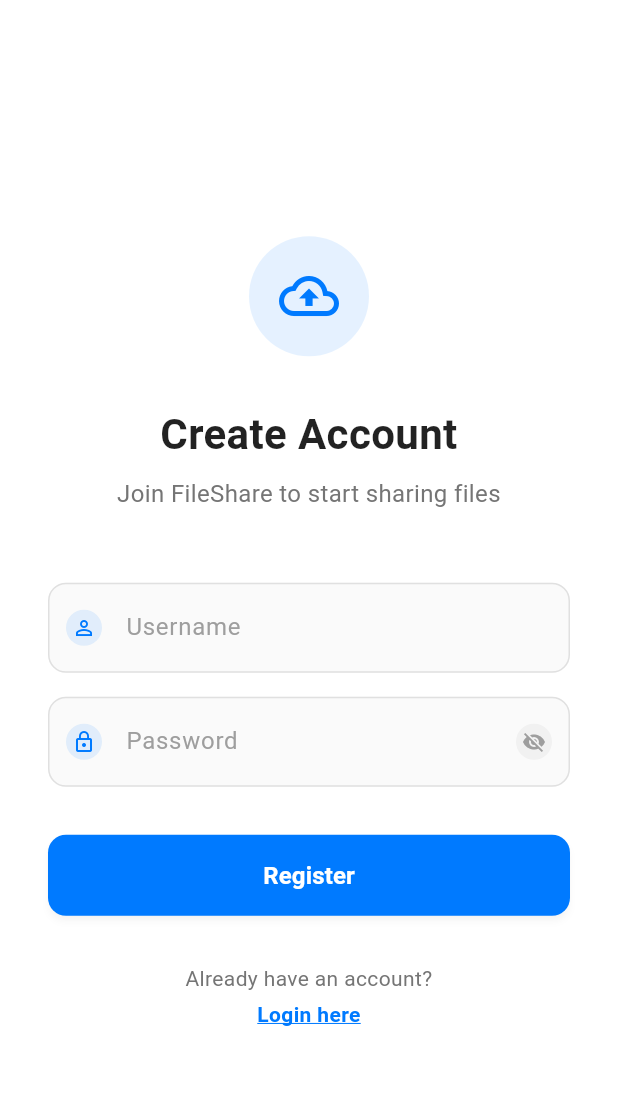
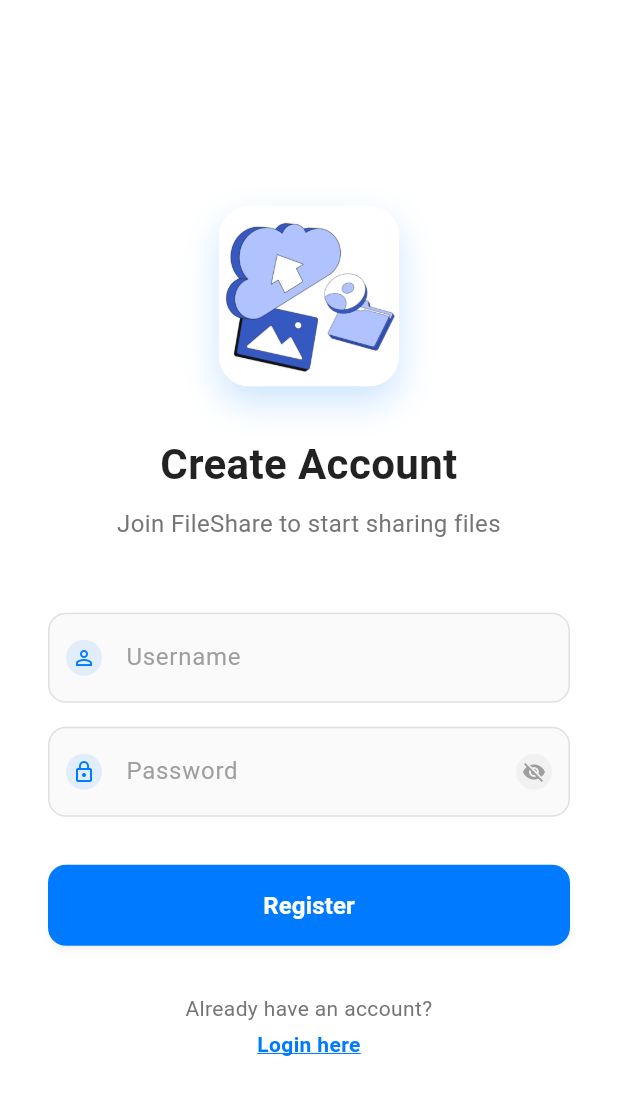
Before and after one commit to dadyutenga/file_share, a Flutter app: the screen it shows after launch, after a tap on "Register here", on a phone screen of 412 x 824 dp. Shown: the top 1095 px of the screen. Run offline on Flutter 3.47's test engine with Material 3 defaults, Android fonts, the phone set to English and light mode, and no system bars; our stand-ins replace connectivity_plus, device_info_plus, dio, file_picker, flutter_secure_storage, flutter_staggered_animations and 5 more; accounts and stored records are empty.

Commit message:
Refactor code structure for improved readability and maintainability

```diff
--- a/lib/screens/LoginScreen.dart
+++ b/lib/screens/LoginScreen.dart
@@ -257,19 +257,39 @@
               crossAxisAlignment: CrossAxisAlignment.stretch,
               children: <Widget>[
                 const SizedBox(height: 60.0),
-                // Cloud upload icon
+                // App logo/icon
                 Center(
                   child: Container(
-                    width: 80,
-                    height: 80,
+                    width: 120.0,
+                    height: 120.0,
                     decoration: BoxDecoration(
-                      color: const Color(0xFF007AFF).withOpacity(0.1),
-                      shape: BoxShape.circle,
+                      borderRadius: BorderRadius.circular(20.0),
+                      boxShadow: [
+                        BoxShadow(
+                          color: const Color(0xFF007AFF).withOpacity(0.2),
+                          blurRadius: 20.0,
+                          offset: const Offset(0, 10),
+                        ),
+                      ],
+                      color: Colors.white,
                     ),
-                    child: const Icon(
-                      Icons.cloud_upload_outlined,
-                      color: Color(0xFF007AFF),
-                      size: 40.0,
+                    child: ClipRRect(
+                      borderRadius: BorderRadius.circular(20.0),
+                      child: Container(
+                        color: Colors.white, // Ensure white background
+                        child: Image.asset(
+                          'assets/icon/auth.png',
+                          fit: BoxFit.contain,
+                          errorBuilder: (context, error, stackTrace) {
+                            // Fallback to icon if image fails to load
+                            return const Icon(
+                              Icons.login,
+                              color: Color(0xFF007AFF),
+                              size: 80.0,
+                            );
+                          },
+                        ),
+                      ),
                     ),
                   ),
                 ),
--- a/lib/screens/RegisterScreen.dart
+++ b/lib/screens/RegisterScreen.dart
@@ -259,19 +259,39 @@
               crossAxisAlignment: CrossAxisAlignment.stretch,
               children: <Widget>[
                 const SizedBox(height: 60.0),
-                // Cloud upload icon
+                // App logo/icon
                 Center(
                   child: Container(
-                    width: 80,
-                    height: 80,
+                    width: 120.0,
+                    height: 120.0,
                     decoration: BoxDecoration(
-                      color: const Color(0xFF007AFF).withOpacity(0.1),
-                      shape: BoxShape.circle,
+                      borderRadius: BorderRadius.circular(20.0),
+                      boxShadow: [
+                        BoxShadow(
+                          color: const Color(0xFF007AFF).withOpacity(0.2),
+                          blurRadius: 20.0,
+                          offset: const Offset(0, 10),
+                        ),
+                      ],
+                      color: Colors.white,
                     ),
-                    child: const Icon(
-                      Icons.cloud_upload_outlined,
-                      color: Color(0xFF007AFF),
-                      size: 40.0,
+                    child: ClipRRect(
+                      borderRadius: BorderRadius.circular(20.0),
+                      child: Container(
+                        color: Colors.white, // Ensure white background
+                        child: Image.asset(
+                          'assets/icon/auth.png',
+                          fit: BoxFit.contain,
+                          errorBuilder: (context, error, stackTrace) {
+                            // Fallback to icon if image fails to load
+                            return const Icon(
+                              Icons.person_add,
+                              color: Color(0xFF007AFF),
+                              size: 80.0,
+                            );
+                          },
+                        ),
+                      ),
                     ),
                   ),
                 ),
```
